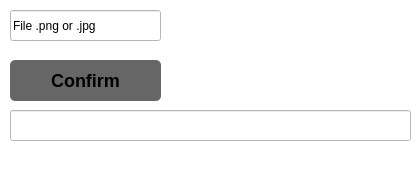
Before: the Qt Designer form Converter/ui.ui in kewldan/stormworks, drawn with Qt 5.
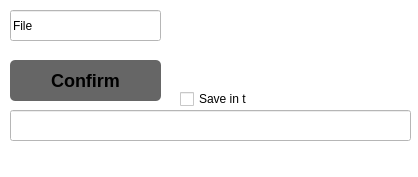
After: the same form once the commit is applied. Icons and pictures are not drawn.

```diff
--- a/Converter/ui.ui
+++ b/Converter/ui.ui
@@ -55,7 +55,7 @@
     <string extracomment="File .png or .jpg"/>
    </property>
    <property name="text">
-    <string>File .png or .jpg</string>
+    <string>File</string>
    </property>
   </widget>
   <widget class="QLineEdit" name="out">
@@ -87,6 +87,19 @@
     <string>Confirm</string>
    </property>
   </widget>
+  <widget class="QCheckBox" name="checkBox">
+   <property name="geometry">
+    <rect>
+     <x>180</x>
+     <y>90</y>
+     <width>67</width>
+     <height>18</height>
+    </rect>
+   </property>
+   <property name="text">
+    <string>Save in txt</string>
+   </property>
+  </widget>
  </widget>
  <resources/>
  <connections/>
```
Left out of the diff: 10 changed lines with no effect on the pictures.
